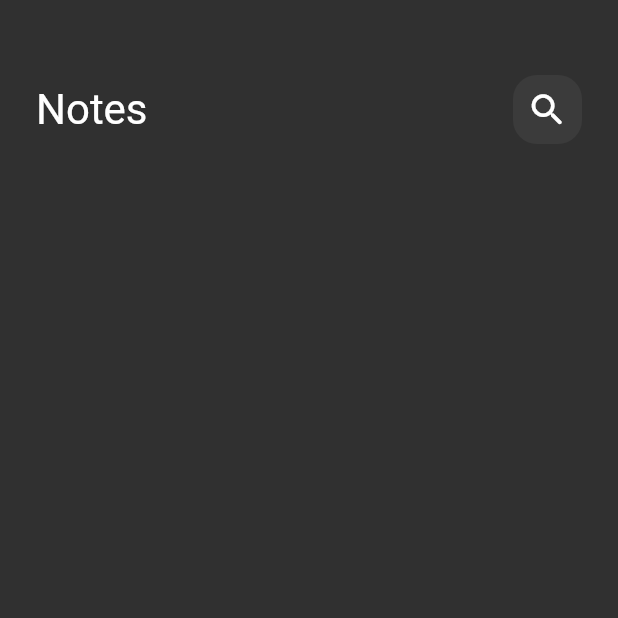
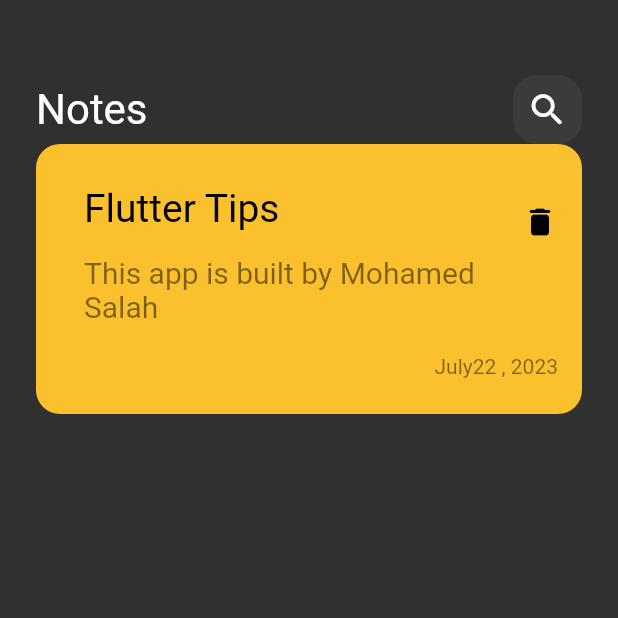
Before and after one commit to Mo7med-Ga3fer/notes_app, a Flutter app: the screen it shows after launch, on a phone screen of 412 x 824 dp, the top half of it. Run offline on Flutter 3.47's test engine with Material 2 defaults, Android fonts, the phone set to English and light mode, and no system bars.

Commit message:
creating notes item

```diff
--- a/lib/widgets/custom_app_bar.dart
+++ b/lib/widgets/custom_app_bar.dart
@@ -10,7 +10,7 @@ class CoustomAppBar extends StatelessWidget {
     return const Row(
       children: [
         Text('Notes', style: TextStyle(
-          fontSize: 28
+          fontSize: 28,
         ),),
         Spacer(),
         CustomSearchIcon(),
--- /dev/null
+++ b/lib/widgets/custom_note_item.dart
@@ -0,0 +1,44 @@
+import 'package:flutter/material.dart';
+
+class CustomNoteItem extends StatelessWidget {
+  const CustomNoteItem({super.key});
+
+  @override
+  Widget build(BuildContext context) {
+    return Container(
+      padding: const EdgeInsets.only(top: 24, bottom: 24, left: 16),
+      decoration: BoxDecoration(
+        color: Colors.yellow[700],
+        borderRadius: BorderRadius.circular(16),
+      ),
+      child: Column(
+        crossAxisAlignment: CrossAxisAlignment.end,
+        children: [
+          ListTile(
+            title: const Text('Flutter Tips', style: TextStyle(
+              color: Colors.black,
+              fontSize: 26,
+            ),),
+            subtitle: Padding(
+              padding: const EdgeInsets.symmetric(vertical: 16),
+              child: Text('This app is built by Mohamed Salah', style: TextStyle(
+                fontSize: 20,
+                color: Colors.black.withOpacity(0.5),
+              ),),
+            ),
+            trailing: const Icon(Icons.delete_rounded,
+            size: 24,
+            color: Colors.black,
+            ),
+          ),
+          Padding(
+            padding: const EdgeInsets.only(right: 16),
+            child: Text('July22 , 2023', style: TextStyle(
+              color: Colors.black.withOpacity(0.5),
+            ),),
+          )
+        ],
+      ),
+    );
+  }
+}
--- a/lib/widgets/notes_view_body.dart
+++ b/lib/widgets/notes_view_body.dart
@@ -1,5 +1,6 @@
 import 'package:flutter/material.dart';
 import 'package:notes_app/widgets/custom_app_bar.dart';
+import 'package:notes_app/widgets/custom_note_item.dart';
 
 class NotesViewBody extends StatelessWidget {
   const NotesViewBody({super.key});
@@ -14,6 +15,7 @@ class NotesViewBody extends StatelessWidget {
             height: 50,
           ),
           CoustomAppBar(),
+          CustomNoteItem(),
 
       ],
       ),
```
